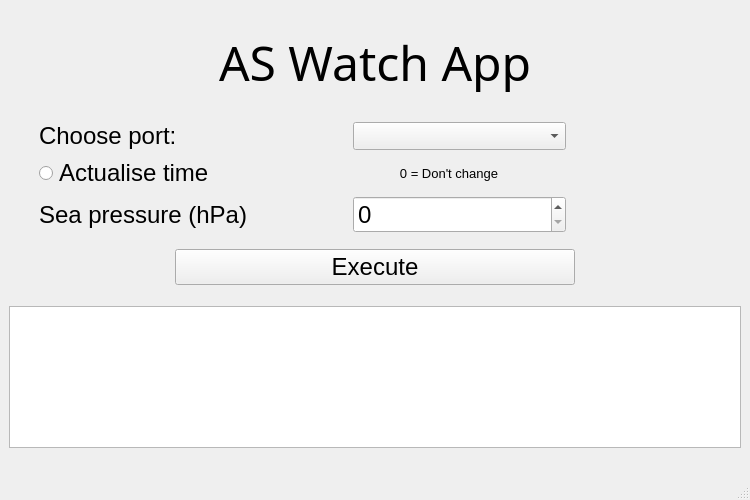
Before: the Qt Designer form GUI/AS_Watch_APP.ui in Akinzou/AS_Watch_APP, drawn with Qt 5.
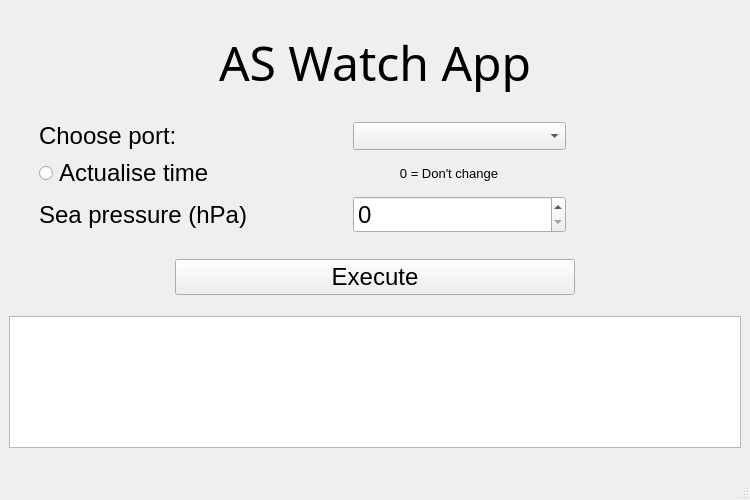
After: the same form once the commit is applied. Icons and pictures are not drawn.

Commit message: Make GUI more beauty

What changed in the file:
```diff
--- a/GUI/AS_Watch_APP.ui
+++ b/GUI/AS_Watch_APP.ui
@@ -417,7 +417,7 @@
       <property name="sizeHint" stdset="0">
        <size>
         <width>20</width>
-        <height>10</height>
+        <height>20</height>
        </size>
       </property>
      </spacer>
```
